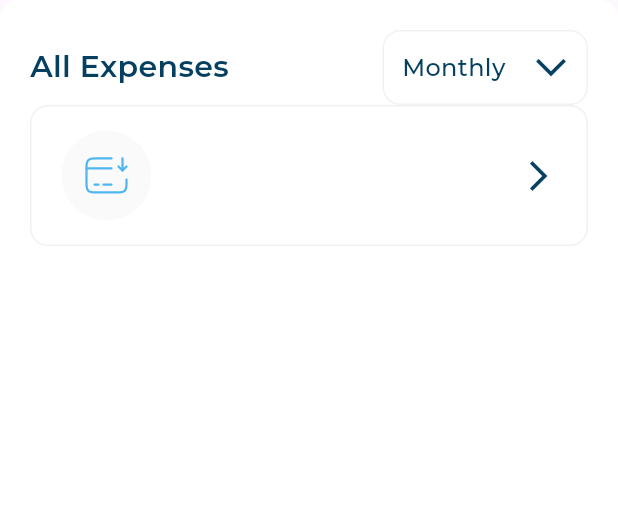
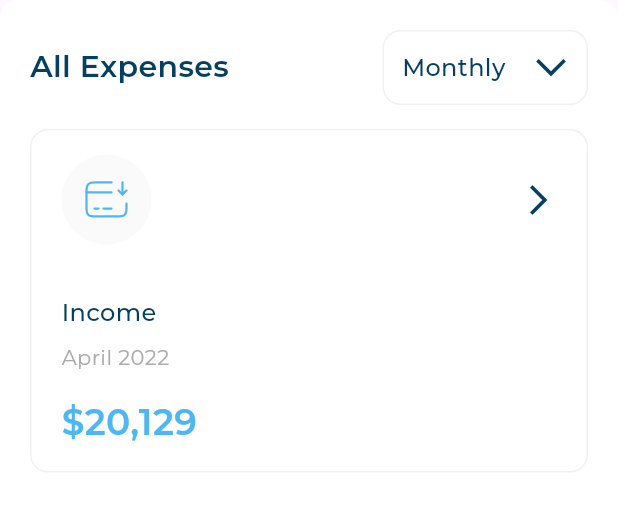
Before and after one commit to MuhanadIbrahim/responsive_dash_board, a Flutter app: the AllExpensess widget shown alone on an empty page, opened directly, on a phone screen of 412 x 824 dp. Shown: the top 511 px of the screen. Run offline on Flutter 3.47's test engine with Material 3 defaults, Android fonts, the phone set to English and light mode, and no system bars; our stand-ins replace flutter_svg; project files that could hold a hidden picture were left out.

Commit message:
Refactor AllExpensess and AllExpensessItem widgets
Update widget structure and styles for better readability and consistency.

```diff
--- a/lib/views/widgets/all_expensess.dart
+++ b/lib/views/widgets/all_expensess.dart
@@ -20,8 +20,15 @@ class AllExpensess extends StatelessWidget {
       child: const Column(
         children: [
           AllExpensessHeader(),
-          AllExpensessItem(allExpnsessItemModel: AllExpnsessItemModel(title: 'Income'
-          , image: Assets.assetsImagesIncome, date: 'April 2022', price: r'$20,129'))
+          SizedBox(
+            height: 16,
+          ),
+          AllExpensessItem(
+              allExpnsessItemModel: AllExpnsessItemModel(
+                  title: 'Income',
+                  image: Assets.assetsImagesIncome,
+                  date: 'April 2022',
+                  price: r'$20,129'))
         ],
       ),
     );
--- a/lib/views/widgets/all_expensess_item.dart
+++ b/lib/views/widgets/all_expensess_item.dart
@@ -1,10 +1,11 @@
 import 'package:flutter/material.dart';
 import 'package:responsive_dash_board/model/all_expensess_item_model.dart';
+import 'package:responsive_dash_board/utils/app_styles.dart';
 import 'package:responsive_dash_board/views/widgets/all_expensess_item_header.dart';
 
 class AllExpensessItem extends StatelessWidget {
   const AllExpensessItem({super.key, required this.allExpnsessItemModel});
-final AllExpnsessItemModel allExpnsessItemModel;
+  final AllExpnsessItemModel allExpnsessItemModel;
   @override
   Widget build(BuildContext context) {
     return Container(
@@ -16,8 +17,25 @@ final AllExpnsessItemModel allExpnsessItemModel;
           borderRadius: BorderRadius.circular(12),
         ),
       ),
-      child:  Column(
-        children: [AllExpemsessItemHeader(image: allExpnsessItemModel.image,)],
+      child: Column(
+        crossAxisAlignment: CrossAxisAlignment.start,
+        children: [
+          AllExpemsessItemHeader(
+            image: allExpnsessItemModel.image,
+          ),
+          const SizedBox(
+            height: 34,
+          ),
+          Text(allExpnsessItemModel.title, style: AppStyles.styleMedium16),
+          const SizedBox(
+            height: 8,
+          ),
+          Text(allExpnsessItemModel.date, style: AppStyles.styleRegular14),
+          const SizedBox(
+            height: 16,
+          ),
+          Text(allExpnsessItemModel.price, style: AppStyles.styleSemiBold24)
+        ],
       ),
     );
   }
```
